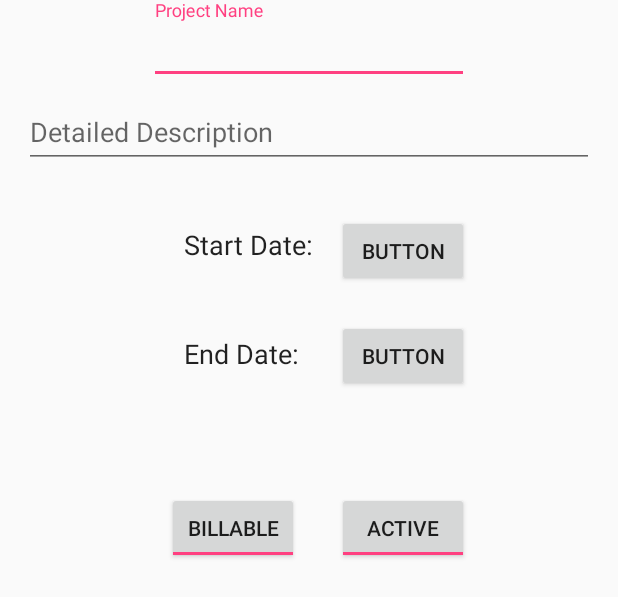
After one commit to haythamnikolaidis/tangent-challange, an Android app: the layout fragment_create_project.xml on its own in the app's theme, with its tools: preview values and no code run, on a phone screen of 412 x 824 dp. The commit adds this screen. Shown: the top 597 px of the screen. Run offline under Robolectric (Android 15) with nearby library versions, the phone set to English and light mode, and no system bars.

Commit message:
Created Create Project fragment.

```diff
--- a/app/src/main/java/com/tangent/ikruger/tangentchallenge/Util/RestRequestTask.java
+++ b/app/src/main/java/com/tangent/ikruger/tangentchallenge/Util/RestRequestTask.java
@@ -109,7 +109,7 @@ public class RestRequestTask extends AsyncTask<URL, Void, String> {
             connection.setRequestMethod(this.METHOD);
             connection.setRequestProperty("Content-Type",this.getCONTENT_TYPE());
             if (!this.AUTHERIZATION.isEmpty())
-                connection.setRequestProperty("Authorization",this.AUTHERIZATION);
+                connection.setRequestProperty("Authorization", "Token" + this.AUTHERIZATION);
 
             if (this.METHOD.equals("POST")) {
                 connection.setDoOutput(true);
--- a/app/src/main/res/layout/activity_main.xml
+++ b/app/src/main/res/layout/activity_main.xml
@@ -24,7 +24,7 @@
     <include layout="@layout/content_main" />
 
     <android.support.design.widget.FloatingActionButton
-        android:id="@+id/fab"
+        android:id="@+id/floatingActionButton"
         android:layout_width="wrap_content"
         android:layout_height="wrap_content"
         android:layout_gravity="bottom|end"
--- /dev/null
+++ b/app/src/main/res/layout/fragment_create_project.xml
@@ -0,0 +1,119 @@
+<RelativeLayout xmlns:android="http://schemas.android.com/apk/res/android"
+    xmlns:tools="http://schemas.android.com/tools"
+    android:layout_width="match_parent"
+    android:layout_height="match_parent"
+    tools:context="com.tangent.ikruger.tangentchallenge.Fragments.CreateProjectFragment"
+    android:animateLayoutChanges="true">
+
+    <android.support.design.widget.TextInputLayout
+        android:layout_width="wrap_content"
+        android:layout_height="wrap_content"
+        android:layout_alignParentTop="true"
+        android:layout_centerHorizontal="true"
+        android:id="@+id/createproject_project_title_holder">
+        <EditText
+            android:layout_width="wrap_content"
+            android:layout_height="wrap_content"
+            android:inputType="textCapWords|textPersonName"
+            android:hint="@string/project_create_project_name"
+            android:ems="10"
+            android:id="@+id/createproject_project_title"
+            android:layout_marginTop="18dp" />
+
+    </android.support.design.widget.TextInputLayout>
+
+    <android.support.design.widget.TextInputLayout
+        android:layout_width="wrap_content"
+        android:layout_height="wrap_content"
+        android:layout_below="@+id/createproject_project_title_holder"
+        android:layout_centerHorizontal="true"
+        android:layout_alignParentLeft="true"
+        android:layout_alignParentStart="true"
+        android:layout_alignParentRight="true"
+        android:layout_alignParentEnd="true"
+        android:id="@+id/detailedDescriptionEditText_holder">
+
+        <EditText
+            android:layout_width="fill_parent"
+            android:layout_height="wrap_content"
+            android:inputType="textMultiLine"
+            android:ems="10"
+            android:layout_below="@+id/createproject_project_title"
+            android:id="@+id/detailedDescriptionEditText"
+            android:hint="@string/project_create_detailed_description"
+            android:layout_margin="@dimen/text_margin"/>
+
+    </android.support.design.widget.TextInputLayout>
+
+    <Button
+        android:text="Button"
+        android:layout_width="wrap_content"
+        android:layout_height="wrap_content"
+        android:layout_below="@+id/detailedDescriptionEditText_holder"
+        android:layout_alignRight="@+id/createproject_project_title_holder"
+        android:layout_alignEnd="@+id/createproject_project_title_holder"
+        android:layout_marginTop="15dp"
+        android:id="@+id/startDateButton" />
+
+    <Button
+        android:text="Button"
+        android:layout_width="wrap_content"
+        android:layout_height="wrap_content"
+        android:layout_below="@+id/startDateButton"
+        android:layout_alignRight="@+id/startDateButton"
+        android:layout_alignEnd="@+id/startDateButton"
+        android:layout_marginTop="22dp"
+        android:id="@+id/endDateButton" />
+
+    <TextView
+        android:text="@string/project_create_start_date_lable"
+        android:layout_width="wrap_content"
+        android:layout_height="wrap_content"
+        android:layout_above="@+id/endDateButton"
+        android:layout_toLeftOf="@+id/startDateButton"
+        android:layout_toStartOf="@+id/startDateButton"
+        android:layout_margin="@dimen/text_margin"
+        android:id="@+id/startDateButtonLabel"
+        android:textAppearance="@android:style/TextAppearance.Medium" />
+
+    <TextView
+        android:text="@string/project_create_end_date_lable"
+        android:layout_width="wrap_content"
+        android:layout_height="wrap_content"
+        android:id="@+id/endDateButtonLabel"
+        android:textAppearance="@android:style/TextAppearance.Medium"
+        android:layout_alignBaseline="@+id/endDateButton"
+        android:layout_alignBottom="@+id/endDateButton"
+        android:layout_marginRight="@dimen/text_margin"
+        android:layout_marginTop="@dimen/text_margin"
+        android:layout_marginBottom="@dimen/text_margin"
+        android:layout_alignLeft="@+id/startDateButtonLabel"
+        android:layout_alignStart="@+id/startDateButtonLabel" />
+
+    <ToggleButton
+        android:text="ToggleButton"
+        android:layout_width="wrap_content"
+        android:layout_height="wrap_content"
+        android:id="@+id/activeToggleButton"
+        android:textOff="@string/project_create_active_button_label"
+        android:textOn="@string/project_create_active_button_label"
+        android:checked="true"
+        android:layout_alignBaseline="@+id/billableToggleButton"
+        android:layout_alignBottom="@+id/billableToggleButton"
+        android:layout_alignLeft="@+id/endDateButton"
+        android:layout_alignStart="@+id/endDateButton" />
+
+    <ToggleButton
+        android:text="ToggleButton"
+        android:layout_width="wrap_content"
+        android:layout_height="wrap_content"
+        android:layout_marginTop="64dp"
+        android:id="@+id/billableToggleButton"
+        android:textOff="@string/project_create_billable_button_label"
+        android:textOn="@string/project_create_billable_button_label"
+        android:checked="true"
+        android:layout_below="@+id/endDateButtonLabel"
+        android:layout_alignRight="@+id/endDateButtonLabel"
+        android:layout_alignEnd="@+id/endDateButtonLabel" />
+
+</RelativeLayout>
--- a/app/src/main/res/values/strings.xml
+++ b/app/src/main/res/values/strings.xml
@@ -13,8 +13,22 @@
 
     <string name="title_activity_projects">Projects</string>
 
+    <string name="no_projects_for_user">There aren\'t any projects for you. Would you like to create one?</string>
+
     <string name="authentication_url">http://userservice.staging.tangentmicroservices.com:80/api-token-auth/</string>
     <string name="projects_url">http://projectservice.staging.tangentmicroservices.com:80/api/v1/projects/</string>
+    <string name="user_url">http://userservice.staging.tangentmicroservices.com:80/api/v1/users/me/</string>
 
     <string name="project_list_end_date_lable">End Date:</string>
+
+    <string name="project_create_project_name">Project Name</string>
+    <string name="project_create_detailed_description">Detailed Description</string>
+    <string name="project_create_start_date_lable">Start Date:</string>
+    <string name="project_create_end_date_lable">End Date:</string>
+    <string name="project_create_billable_button_label">Billable</string>
+    <string name="project_create_active_button_label">Active</string>
+
+    <string name="menu_save">Save</string>
+
+
 </resources>
```
Also changed, not shown: app/src/main/java/com/tangent/ikruger/tangentchallenge/Activities/MainActivity.java (+41 -8 lines), app/src/main/java/com/tangent/ikruger/tangentchallenge/Fragments/CreateProjectFragment.java (added, +162 -0 lines), app/src/main/java/com/tangent/ikruger/tangentchallenge/Fragments/ProjectListFragment.java (+17 -4 lines), app/src/main/res/menu/create_project_menu.xml (added, +13 -0 lines).
